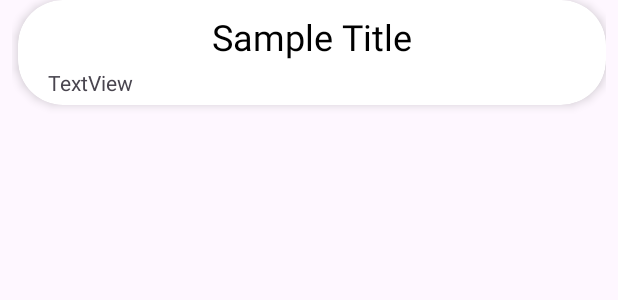
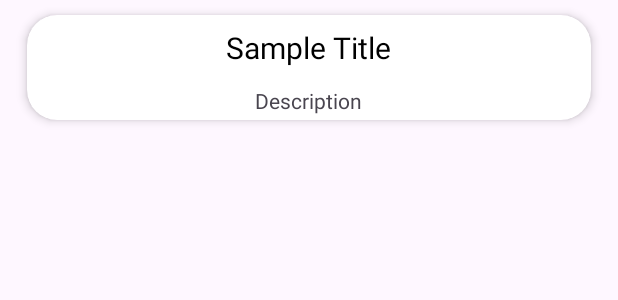
Before and after one commit to nojusbr/Travelta, an Android app: the layout plan_item.xml on its own in the app's theme, with its tools: preview values and no code run, on a phone screen of 412 x 824 dp. Shown: the top 300 px of the screen. Run offline under Robolectric (Android 15) with nearby library versions, the light colour scheme and no system bars.

Commit message:
More functionalities
[Functionalities]
-Plans are now clickable and will show the title, description, time and date until the end of the plan, time and date of creation.

[UI]
-Polished the UI a bit (the main menu plan bug fix is still absent)

[In the future]
-Expect editing and deleting the plans, bug fixed and design polished.

Version 0.09

```diff
--- a/app/build.gradle.kts
+++ b/app/build.gradle.kts
@@ -47,6 +47,7 @@ dependencies {
     implementation(libs.androidx.constraintlayout)
     implementation(libs.androidx.navigation.fragment.ktx)
     implementation(libs.androidx.navigation.ui.ktx)
+    implementation(libs.androidx.cardview)
     testImplementation(libs.junit)
     androidTestImplementation(libs.androidx.junit)
     androidTestImplementation(libs.androidx.espresso.core)
--- a/app/src/main/java/com/example/travel_organiser/MainMenu.kt
+++ b/app/src/main/java/com/example/travel_organiser/MainMenu.kt
@@ -49,6 +49,7 @@ class MainMenu : AppCompatActivity() {
         plansRecyclerView.adapter = plansAdapter
 
         displayPlans()
+
 
         val backgroundColor = resources.getColor(R.color.backgroundColor)
         window.navigationBarColor = backgroundColor
--- a/app/src/main/java/com/example/travel_organiser/Plan.kt
+++ b/app/src/main/java/com/example/travel_organiser/Plan.kt
@@ -5,5 +5,7 @@ data class Plan(
     val description: String,
     val date: String,
     val time: String,
-    val isReminderChecked: Boolean
+    val isReminderChecked: Boolean,
+    val createdTime: String,
+    val createdDate: String
 )
--- a/app/src/main/res/layout/plan_item.xml
+++ b/app/src/main/res/layout/plan_item.xml
@@ -1,43 +1,55 @@
 <LinearLayout xmlns:android="http://schemas.android.com/apk/res/android"
+    xmlns:app="http://schemas.android.com/apk/res-auto"
     android:layout_width="match_parent"
     android:layout_height="wrap_content"
-    xmlns:app="http://schemas.android.com/apk/res-auto"
     android:orientation="vertical"
     android:paddingStart="8dp"
     android:paddingEnd="8dp">
 
     <androidx.cardview.widget.CardView
         android:id="@+id/plan_card"
-        app:cardCornerRadius="30dp"
-        app:cardElevation="4dp"
         android:layout_width="match_parent"
         android:layout_height="wrap_content"
-        android:layout_marginStart="4dp"
-        android:layout_marginBottom="8dp"
+        android:layout_margin="10dp"
+        android:background="?attr/selectableItemBackground"
         android:clickable="true"
         android:focusable="true"
+        android:foreground="?attr/selectableItemBackground"
         android:minWidth="150dp"
         android:minHeight="70dp"
-        android:padding="10dp">
+        android:padding="16dp"
+        app:cardCornerRadius="20dp"
+        app:cardElevation="4dp">
+
+        <LinearLayout
+            android:layout_width="match_parent"
+            android:layout_height="wrap_content"
+            android:gravity="center"
+            android:orientation="vertical">
 
             <TextView
                 android:id="@+id/plan_title"
-            android:layout_width="match_parent"
-            android:layout_height="match_parent"
-            android:gravity="center"
-            android:linksClickable="false"
+                android:layout_width="wrap_content"
+                android:layout_height="wrap_content"
+                android:clickable="false"
+                android:focusable="false"
                 android:padding="8dp"
                 android:text="Sample Title"
                 android:textColor="@android:color/black"
-            android:textSize="24sp" />
+                android:textSize="20sp" />
 
             <TextView
-            android:id="@+id/textView"
+                android:id="@+id/description_text"
                 android:layout_width="wrap_content"
                 android:layout_height="wrap_content"
-            android:layout_marginLeft="20dp"
-            android:layout_marginTop="45dp"
-            android:text="TextView" />
+                android:layout_marginTop="4dp"
+                android:clickable="false"
+                android:focusable="false"
+                android:gravity="center"
+                android:text="Description"
+                android:textSize="14sp" />
+
+        </LinearLayout>
 
     </androidx.cardview.widget.CardView>
 
--- a/gradle/libs.versions.toml
+++ b/gradle/libs.versions.toml
@@ -11,6 +11,7 @@ activity = "1.8.0"
 constraintlayout = "2.1.4"
 navigationFragmentKtx = "2.6.0"
 navigationUiKtx = "2.6.0"
+cardview = "1.0.0"
 
 [libraries]
 androidx-core-ktx = { group = "androidx.core", name = "core-ktx", version.ref = "coreKtx" }
@@ -24,6 +25,7 @@ androidx-constraintlayout = { group = "androidx.constraintlayout", name = "const
 gson = "com.google.code.gson:gson:2.10.1"
 androidx-navigation-fragment-ktx = { group = "androidx.navigation", name = "navigation-fragment-ktx", version.ref = "navigationFragmentKtx" }
 androidx-navigation-ui-ktx = { group = "androidx.navigation", name = "navigation-ui-ktx", version.ref = "navigationUiKtx" }
+androidx-cardview = { group = "androidx.cardview", name = "cardview", version.ref = "cardview" }
 
 [plugins]
 android-application = { id = "com.android.application", version.ref = "agp" }
```
Also changed, not shown: app/src/main/AndroidManifest.xml (+5 -4 lines), app/src/main/java/com/example/travel_organiser/FullPlan.kt (added, +55 -0 lines), app/src/main/java/com/example/travel_organiser/PlanCreator.kt (+23 -13 lines), app/src/main/java/com/example/travel_organiser/PlansAdapter.kt (+13 -3 lines), app/src/main/res/layout/activity_full_plan.xml (added, +98 -0 lines), app/src/main/res/layout/activity_plan_creator.xml (+7 -6 lines). Lines whose indentation alone changed are shown as unchanged.
